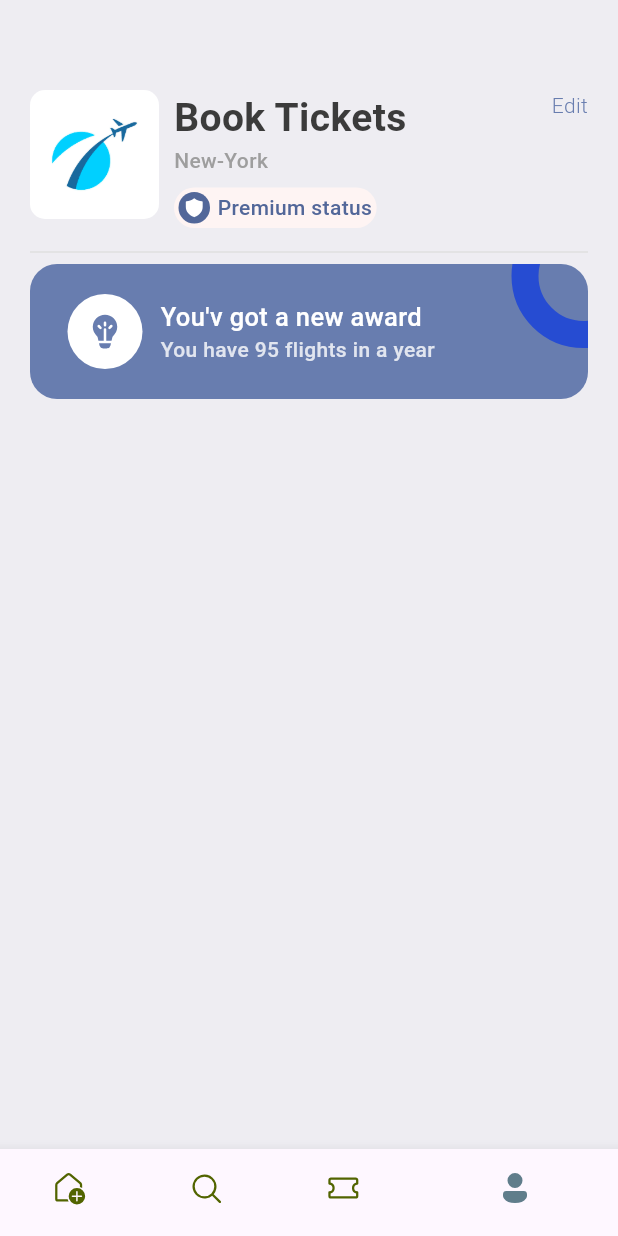
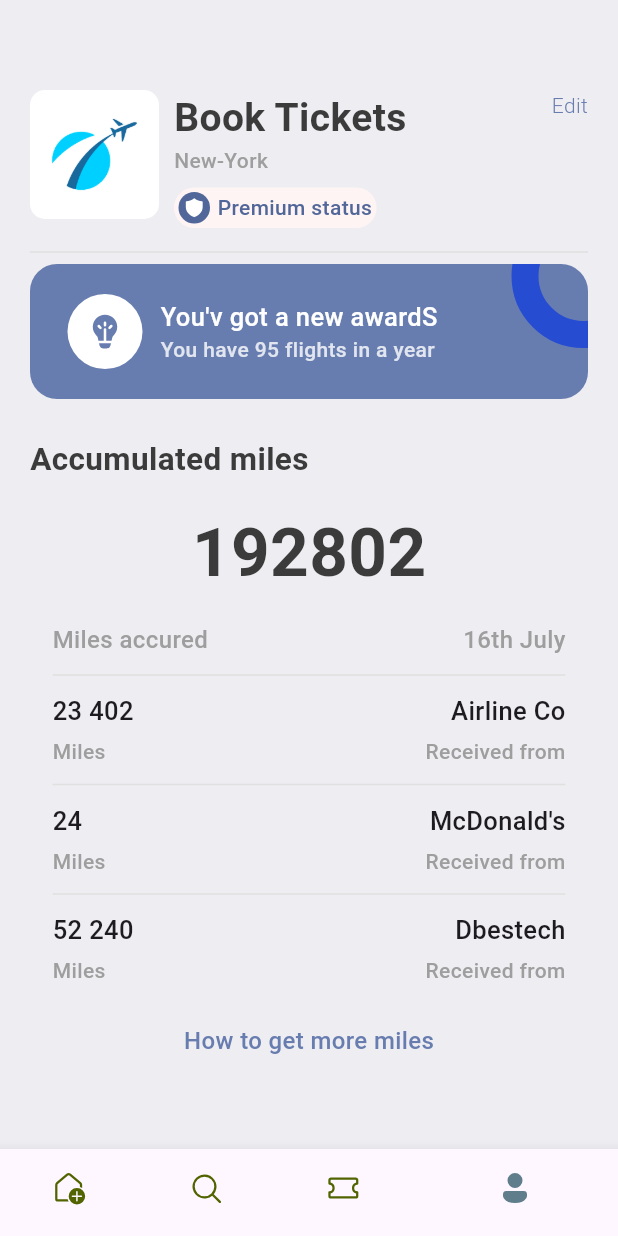
Before and after one commit to DeneshA/ticket_app, a Flutter app: the screen it shows after launch, item 4 of the bottom bar chosen, on a phone screen of 412 x 824 dp. Run offline on Flutter 3.47's test engine with Material 3 defaults, Android fonts, the phone set to English and light mode, and no system bars; our stand-ins replace barcode_widget, fluentui_icons, get.

Commit message:
Used GetX,Dependency Injection on bottom_nav_bar file

```diff
--- a/lib/base/bottom_nav_bar.dart
+++ b/lib/base/bottom_nav_bar.dart
@@ -1,18 +1,21 @@
 import 'package:fluentui_icons/fluentui_icons.dart';
 import 'package:flutter/material.dart';
+import 'package:get/get.dart';
+import 'package:ticket_app/controller/bottom_nav_controller.dart';
 import 'package:ticket_app/screens/home/home_screen.dart';
 import 'package:ticket_app/screens/profile/profile_screen.dart';
 import 'package:ticket_app/screens/search/search_screen.dart';
 import 'package:ticket_app/screens/ticket/ticket_screen.dart';
 
-class BottomNavBar extends StatefulWidget {
-  const BottomNavBar({super.key});
+// class BottomNavBar extends StatefulWidget {
+//because we use GetX we no more need statfull widget
+//NOte : Staefull widget take more memory therefore we use GetX to use SharedMemory
+  class BottomNavBar extends StatelessWidget {
+  BottomNavBar({super.key});
 
-  @override
-  State<BottomNavBar> createState() => _BottomNavBarState();
-}
+  final BottomNavController controller= Get.put(BottomNavController());
+// this code creating new object from here and this is called "Dependency Injection"
 
-class _BottomNavBarState extends State<BottomNavBar> {
   //List is iterated using index
   final appScreens = [
     const HomeScreen(),
@@ -22,27 +25,30 @@ class _BottomNavBarState extends State<BottomNavBar> {
   ];
 
   //Change our index for BottomNavBar
-  int _selectedIndex = 0; //private variable
-
-  void _onItemTapped(int index) {
-    setState(() {
-      _selectedIndex = index;
-    });
-
-    //print("Taped index is $_selectedIndex");
-  }
+  // int _selectedIndex = 0; //private variable
+  //
+  // void _onItemTapped(int index) {
+  //   setState(() {
+  //     _selectedIndex = index;
+  //   });
+  //
+  //   //print("Taped index is $_selectedIndex");
+  // }
 
   @override
   Widget build(BuildContext context) {
     //return const Placeholder();
+    print("my tab val ${controller.selectedIndex.value}");
+    //inorder to rerender the update reflect on UI we have to use obs otherwise it would reflect on backend (dart) code not un UI (Frontend) code
+    return Obx((){
       return Scaffold(
         // appBar: AppBar(
         //   title: const Text("My Tickets"),
         // ),
-      body: appScreens[_selectedIndex],
+        body: appScreens[controller.selectedIndex.value],
         bottomNavigationBar: BottomNavigationBar(
-        currentIndex: _selectedIndex,
-        onTap: _onItemTapped,
+          currentIndex: controller.selectedIndex.value,
+          onTap: controller.onItemTapped,
           selectedItemColor: Colors.blueGrey,
           unselectedItemColor: const Color(0xFF526400),
           showSelectedLabels: false,
@@ -66,5 +72,6 @@ class _BottomNavBarState extends State<BottomNavBar> {
           ],
         ),
       );
+    });
   }
 }
--- /dev/null
+++ b/lib/controller/bottom_nav_controller.dart
@@ -0,0 +1,14 @@
+import 'package:get/get.dart';
+
+class BottomNavController extends GetxController {
+  var selectedIndex = 0.obs; //Inthis case this variable it "rxint"
+//duo to the GetX got extendes the variable that we goign to deal with complex variable therfpre we use "0.obs"
+
+  void onItemTapped(int index) {
+    print("my index is $index");
+    selectedIndex.value = index;
+    //When ever we deal with complex variable we assing with the ".value"
+    //this variable is "reactive" because the variable you want to make reactive we use ".obs"
+    //what ever the changes we make  and that changes should reflect in the UI the we need to make variable reactive in getX
+  }
+}
--- a/lib/main.dart
+++ b/lib/main.dart
@@ -5,6 +5,7 @@ import 'package:ticket_app/screens/home/all_hotels.dart';
 import 'package:ticket_app/screens/home/all_tickets.dart';
 import 'package:ticket_app/screens/hotel_detail.dart';
 import 'package:ticket_app/screens/ticket/ticket_screen.dart';
+import 'package:get/get.dart';
 
 void main() {
   // var myList = ["Flutter","Larvel","PHP"];
@@ -54,11 +55,13 @@ class MyApp extends StatelessWidget {
 
   @override
   Widget build(BuildContext context) {
-    return MaterialApp(
+    //when using Gex we cannot use MaterialApp directly therefor use GetMaterialApp
+    // return MaterialApp(
+    return GetMaterialApp(
       debugShowCheckedModeBanner: false,
        // home: const BottomNavBar(),
       routes: {
-        AppRoutes.homePage: (context) => const BottomNavBar(),
+        AppRoutes.homePage: (context) =>  BottomNavBar(),
         AppRoutes.allTickets:(context) => const AllTickets(),
         AppRoutes.ticketScreen:(context) => const TicketScreen(),
         AppRoutes.allHotels:(context) => const AllHotels(),
--- a/lib/screens/profile/profile_screen.dart
+++ b/lib/screens/profile/profile_screen.dart
@@ -2,6 +2,7 @@ import 'package:fluentui_icons/fluentui_icons.dart';
 import 'package:flutter/material.dart';
 import 'package:ticket_app/base/res/media.dart';
 import 'package:ticket_app/base/res/style/app_styles.dart';
+import 'package:ticket_app/base/widgets/app_colum_text_layout.dart';
 import 'package:ticket_app/base/widgets/heading_text.dart';
 import 'package:ticket_app/base/widgets/text_style_third.dart';
 
@@ -128,7 +129,7 @@ class ProfileScreen extends StatelessWidget {
                         crossAxisAlignment: CrossAxisAlignment.start,
                         children: [
                           const TextStyleThird(
-                            text: "You\'v got a new award",
+                            text: "You\'v got a new awardS",
                             isColor: null,
                           ),
                           Text(
@@ -143,16 +144,150 @@ class ProfileScreen extends StatelessWidget {
                   ),
                 ),
                 Positioned(
-                  top: -40,
+                    top: -40,
                     right: -45,
                     child: Container(
                       padding: const EdgeInsets.all(30),
-                  decoration: BoxDecoration(
-                      shape: BoxShape.circle,
-                      border: Border.all(width: 18, color: const Color(0xFF264CD2))),
-                ))
+                      decoration: BoxDecoration(
+                          shape: BoxShape.circle,
+                          border: Border.all(
+                              width: 18, color: const Color(0xFF264CD2))),
+                    ))
               ],
             ),
+            const SizedBox(
+              height: 25,
+            ),
+            Text(
+              "Accumulated miles",
+              style: AppStyles.headLineStyle2,
+            ),
+            Container(
+              padding: const EdgeInsets.symmetric(horizontal: 15),
+              decoration: BoxDecoration(
+                  borderRadius: BorderRadius.circular(18),
+                  color: AppStyles.bgColor),
+              child: Column(
+                children: [
+                  const SizedBox(
+                    height: 15,
+                  ),
+                  Text(
+                    "192802",
+                    style: TextStyle(
+                        fontSize: 45,
+                        color: AppStyles.textColor,
+                        fontWeight: FontWeight.w600),
+                  ),
+                  const SizedBox(
+                    height: 15,
+                  ),
+                  //row -> text,
+                  Row(
+                    mainAxisAlignment: MainAxisAlignment.spaceBetween,
+                    children: [
+                      Text(
+                        "Miles accured",
+                        style: AppStyles.headLineStyle4.copyWith(fontSize: 16),
+                      ),
+                      Text(
+                        "16th July",
+                        style: AppStyles.headLineStyle4.copyWith(fontSize: 16),
+                      )
+                    ],
+                  ),
+                  const SizedBox(
+                    height: 4,
+                  ),
+                  //divider
+                  Divider(color: Colors.grey.shade300),
+                  const SizedBox(
+                    height: 4,
+                  ),
+                  //row -> column
+                  const Row(
+                    mainAxisAlignment: MainAxisAlignment.spaceBetween,
+                    children: [
+                      AppColumnTextLayout(
+                        topText: "23 402",
+                        bottomText: "Miles",
+                        alignment: CrossAxisAlignment.start,
+                        isColor: false,
+                      ),
+                      AppColumnTextLayout(
+                        topText: "Airline Co",
+                        bottomText: "Received from",
+                        alignment: CrossAxisAlignment.end,
+                        isColor: false,
+                      ),
+                    ],
+                  ),
+                  //Row -> column
+                  const SizedBox(
+                    height: 4,
+                  ),
+                  //divider
+                  Divider(color: Colors.grey.shade300),
+                  const SizedBox(
+                    height: 4,
+                  ),
+                  const Row(
+                    mainAxisAlignment: MainAxisAlignment.spaceBetween,
+                    children: [
+                      AppColumnTextLayout(
+                        topText: "24",
+                        bottomText: "Miles",
+                        alignment: CrossAxisAlignment.start,
+                        isColor: false,
+                      ),
+                      AppColumnTextLayout(
+                        topText: "McDonald\'s",
+                        bottomText: "Received from",
+                        alignment: CrossAxisAlignment.end,
+                        isColor: false,
+                      ),
+                    ],
+                  ),
+                  //Row -> column
+                  const SizedBox(
+                    height: 4,
+                  ),
+                  //divider
+                  Divider(color: Colors.grey.shade300),
+                  const SizedBox(
+                    height: 4,
+                  ),
+                  const Row(
+                    mainAxisAlignment: MainAxisAlignment.spaceBetween,
+                    children: [
+                      AppColumnTextLayout(
+                        topText: "52 240",
+                        bottomText: "Miles",
+                        alignment: CrossAxisAlignment.start,
+                        isColor: false,
+                      ),
+                      AppColumnTextLayout(
+                        topText: "Dbestech",
+                        bottomText: "Received from",
+                        alignment: CrossAxisAlignment.end,
+                        isColor: false,
+                      ),
+                    ],
+                  ),
+                  const SizedBox(height: 25,),
+                  InkWell(
+                    onTap: (){
+                      print("tapped");
+                    },
+                    child: Text(
+                      "How to get more miles",
+                      style: AppStyles.textStyle
+                          .copyWith(color: AppStyles.primaryColor,fontWeight: FontWeight.w500),
+                    ),
+                  )
+                ],
+              ),
+            )
           ]),
     );
   }
--- a/pubspec.yaml
+++ b/pubspec.yaml
@@ -37,6 +37,7 @@ dependencies:
   cupertino_icons: ^1.0.6
   fluentui_icons: ^1.0.0
   barcode_widget: ^2.0.4
+  get: ^4.6.6
 
 dev_dependencies:
   flutter_test:
```
Also changed, not shown: pubspec.lock. Lines whose indentation alone changed are shown as unchanged.
